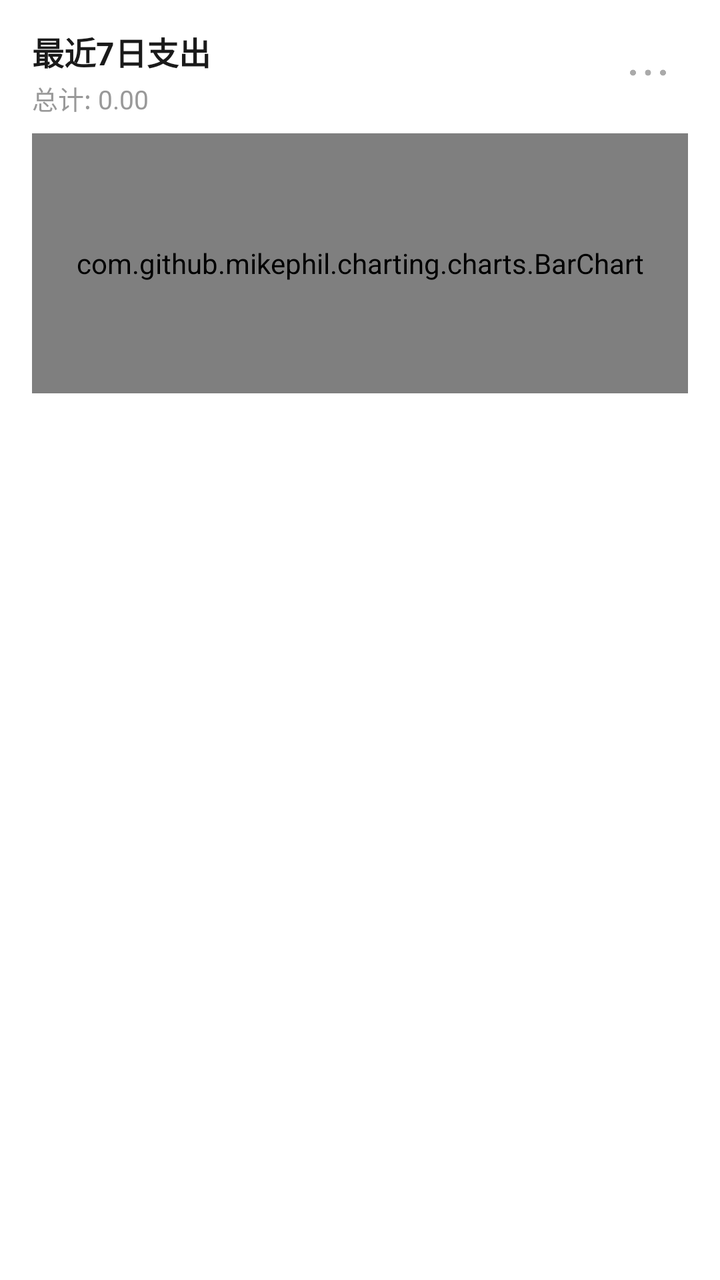
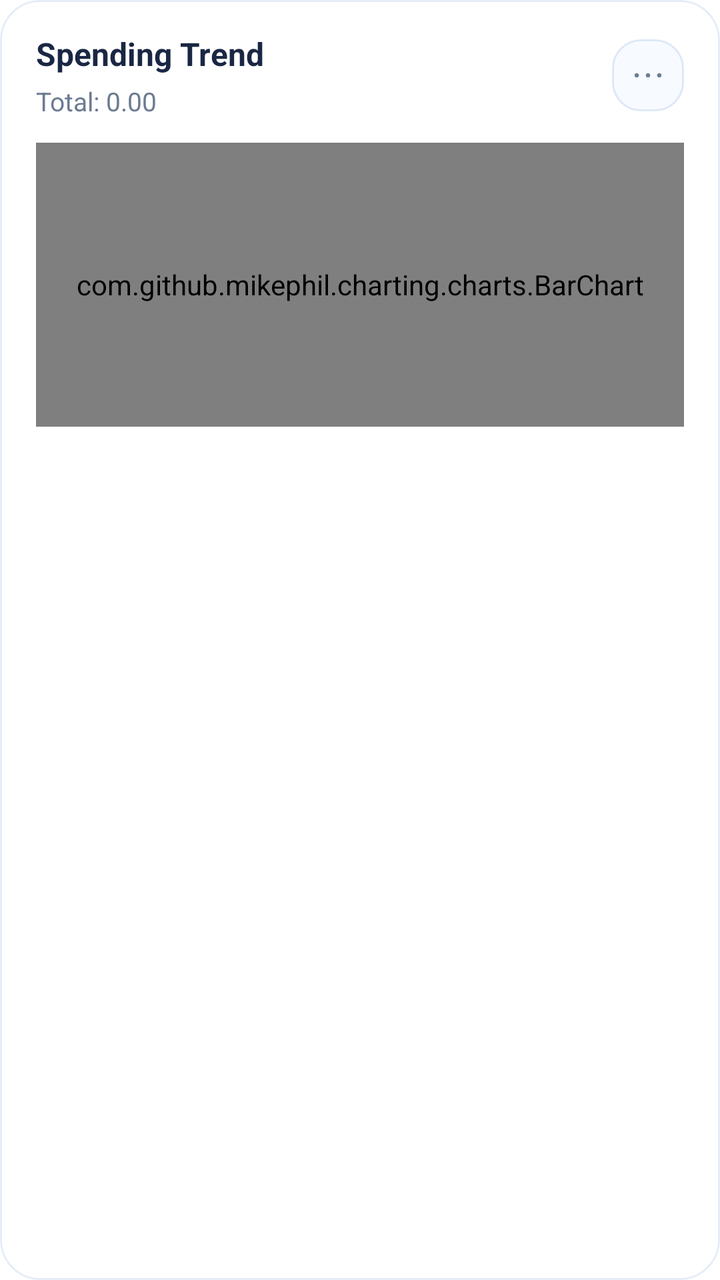

Compare the two renders of this Android layout. The source of the first and the diff that turns it into the second are given below.
<!-- AndroidManifest.xml: application theme Theme.FlipAccounting -->
<!-- res/layout/item_home_chart.xml -->
<?xml version="1.0" encoding="utf-8"?>
<androidx.cardview.widget.CardView xmlns:android="http://schemas.android.com/apk/res/android"
    xmlns:app="http://schemas.android.com/apk/res-auto"
    android:id="@+id/cvChartContainer"
    android:layout_width="match_parent"
    android:layout_height="wrap_content"
    android:layout_marginStart="16dp"
    android:layout_marginEnd="16dp"
    android:layout_marginTop="8dp"
    android:layout_marginBottom="8dp"
    app:cardBackgroundColor="#FFFFFF"
    app:cardCornerRadius="16dp"
    app:cardElevation="0dp"
    app:cardUseCompatPadding="false">

    <LinearLayout
        android:layout_width="match_parent"
        android:layout_height="wrap_content"
        android:orientation="vertical"
        android:paddingHorizontal="16dp"
        android:paddingTop="14dp"
        android:paddingBottom="10dp">

        <RelativeLayout
            android:layout_width="match_parent"
            android:layout_height="wrap_content">

            <LinearLayout
                android:layout_width="match_parent"
                android:layout_height="wrap_content"
                android:layout_centerVertical="true"
                android:layout_toStartOf="@id/ivChartSettings"
                android:orientation="vertical">

                <TextView
                    android:id="@+id/tvChartTitle"
                    android:layout_width="wrap_content"
                    android:layout_height="wrap_content"
                    android:text="最近7日支出"
                    android:textColor="#1A1A1A"
                    android:textSize="@dimen/text_size_16"
                    android:textStyle="bold" />

                <TextView
                    android:id="@+id/tvChartTotal"
                    android:layout_width="wrap_content"
                    android:layout_height="wrap_content"
                    android:layout_marginTop="2dp"
                    android:text="总计: 0.00"
                    android:textColor="#999999"
                    android:textSize="@dimen/text_size_13" />
            </LinearLayout>

            <ImageView
                android:id="@+id/ivChartSettings"
                android:layout_width="@dimen/icon_size_40"
                android:layout_height="@dimen/icon_size_40"
                android:layout_alignParentEnd="true"
                android:layout_centerVertical="true"
                android:background="?attr/selectableItemBackgroundBorderless"
                android:clickable="true"
                android:contentDescription="Settings"
                android:focusable="true"
                android:padding="8dp"
                android:src="@drawable/ic_more_heng"
                app:tint="#AAAAAA" />
        </RelativeLayout>

        <com.github.mikephil.charting.charts.BarChart
            android:id="@+id/barChart"
            android:layout_width="match_parent"
            android:layout_height="130dp"
            android:layout_marginTop="8dp" />
    </LinearLayout>
</androidx.cardview.widget.CardView>
<!-- resources referenced by this layout -->
<resources>
  <dimen name="icon_size_40">40dp</dimen>
  <dimen name="text_size_13">13sp</dimen>
  <dimen name="text_size_16">16sp</dimen>
  <!-- drawable ic_more_heng: png bitmap (drawable, 1022 bytes) -->
  <style name="Theme.FlipAccounting" parent="Theme.MaterialComponents.DayNight.NoActionBar">
          
          <item name="colorPrimary">#5C6BC0</item>
          <item name="colorPrimaryVariant">#3F51B5</item>
          <item name="colorOnPrimary">#FFFFFF</item>
          
          <item name="colorSecondary">#FF4081</item>
          <item name="colorSecondaryVariant">#F50057</item>
          <item name="colorOnSecondary">#FFFFFF</item>
  
          
          <item name="android:statusBarColor">#F5F7FA</item>
          <item name="android:windowLightStatusBar">true</item>
      </style>
</resources>

<!-- the commit's change to res/layout/item_home_chart.xml (unified diff, before → after) -->
@@ -1,25 +1,26 @@
 <?xml version="1.0" encoding="utf-8"?>
-<androidx.cardview.widget.CardView xmlns:android="http://schemas.android.com/apk/res/android"
+<com.google.android.material.card.MaterialCardView xmlns:android="http://schemas.android.com/apk/res/android"
     xmlns:app="http://schemas.android.com/apk/res-auto"
     android:id="@+id/cvChartContainer"
     android:layout_width="match_parent"
     android:layout_height="wrap_content"
     android:layout_marginStart="16dp"
     android:layout_marginEnd="16dp"
-    android:layout_marginTop="8dp"
-    android:layout_marginBottom="8dp"
+    android:layout_marginTop="10dp"
+    android:layout_marginBottom="10dp"
     app:cardBackgroundColor="#FFFFFF"
-    app:cardCornerRadius="16dp"
+    app:cardCornerRadius="20dp"
     app:cardElevation="0dp"
-    app:cardUseCompatPadding="false">
+    app:strokeColor="#E5ECF8"
+    app:strokeWidth="1dp">
 
     <LinearLayout
         android:layout_width="match_parent"
         android:layout_height="wrap_content"
         android:orientation="vertical"
-        android:paddingHorizontal="16dp"
-        android:paddingTop="14dp"
-        android:paddingBottom="10dp">
+        android:paddingHorizontal="18dp"
+        android:paddingTop="16dp"
+        android:paddingBottom="14dp">
 
         <RelativeLayout
             android:layout_width="match_parent"
@@ -36,40 +37,40 @@
                     android:id="@+id/tvChartTitle"
                     android:layout_width="wrap_content"
                     android:layout_height="wrap_content"
-                    android:text="最近7日支出"
-                    android:textColor="#1A1A1A"
-                    android:textSize="@dimen/text_size_16"
+                    android:text="Spending Trend"
+                    android:textColor="#1A2744"
+                    android:textSize="@dimen/text_size_17"
                     android:textStyle="bold" />
 
                 <TextView
                     android:id="@+id/tvChartTotal"
                     android:layout_width="wrap_content"
                     android:layout_height="wrap_content"
-                    android:layout_marginTop="2dp"
-                    android:text="总计: 0.00"
-                    android:textColor="#999999"
+                    android:layout_marginTop="4dp"
+                    android:text="Total: 0.00"
+                    android:textColor="#6D7B92"
                     android:textSize="@dimen/text_size_13" />
             </LinearLayout>
 
             <ImageView
                 android:id="@+id/ivChartSettings"
-                android:layout_width="@dimen/icon_size_40"
-                android:layout_height="@dimen/icon_size_40"
+                android:layout_width="36dp"
+                android:layout_height="36dp"
                 android:layout_alignParentEnd="true"
                 android:layout_centerVertical="true"
-                android:background="?attr/selectableItemBackgroundBorderless"
+                android:background="@drawable/bg_home_chart_menu_button"
                 android:clickable="true"
                 android:contentDescription="Settings"
                 android:focusable="true"
-                android:padding="8dp"
+                android:padding="9dp"
                 android:src="@drawable/ic_more_heng"
-                app:tint="#AAAAAA" />
+                app:tint="#6F7F97" />
         </RelativeLayout>
 
         <com.github.mikephil.charting.charts.BarChart
             android:id="@+id/barChart"
             android:layout_width="match_parent"
-            android:layout_height="130dp"
-            android:layout_marginTop="8dp" />
+            android:layout_height="142dp"
+            android:layout_marginTop="12dp" />
     </LinearLayout>
-</androidx.cardview.widget.CardView>
+</com.google.android.material.card.MaterialCardView>
<!-- resource entries referenced after the edit -->
@@ -1,8 +1,30 @@
 <!-- resources referenced by this layout -->
 <resources>
-  <dimen name="icon_size_40">40dp</dimen>
   <dimen name="text_size_13">13sp</dimen>
-  <dimen name="text_size_16">16sp</dimen>
+  <dimen name="text_size_17">16sp</dimen>
+  <!-- drawable bg_home_chart_menu_button (drawable) -->
+  <?xml version="1.0" encoding="utf-8"?>
+  <selector xmlns:android="http://schemas.android.com/apk/res/android">
+      <item android:state_pressed="true">
+          <shape>
+              <corners android:radius="14dp" />
+              <solid android:color="#EDF3FC" />
+              <stroke
+                  android:width="1dp"
+                  android:color="#D4DFEF" />
+          </shape>
+      </item>
+  
+      <item>
+          <shape>
+              <corners android:radius="14dp" />
+              <solid android:color="#F7FAFF" />
+              <stroke
+                  android:width="1dp"
+                  android:color="#DFE8F6" />
+          </shape>
+      </item>
+  </selector>
   <!-- drawable ic_more_heng: png bitmap (drawable, 1022 bytes) -->
   <style name="Theme.FlipAccounting" parent="Theme.MaterialComponents.DayNight.NoActionBar">
           
